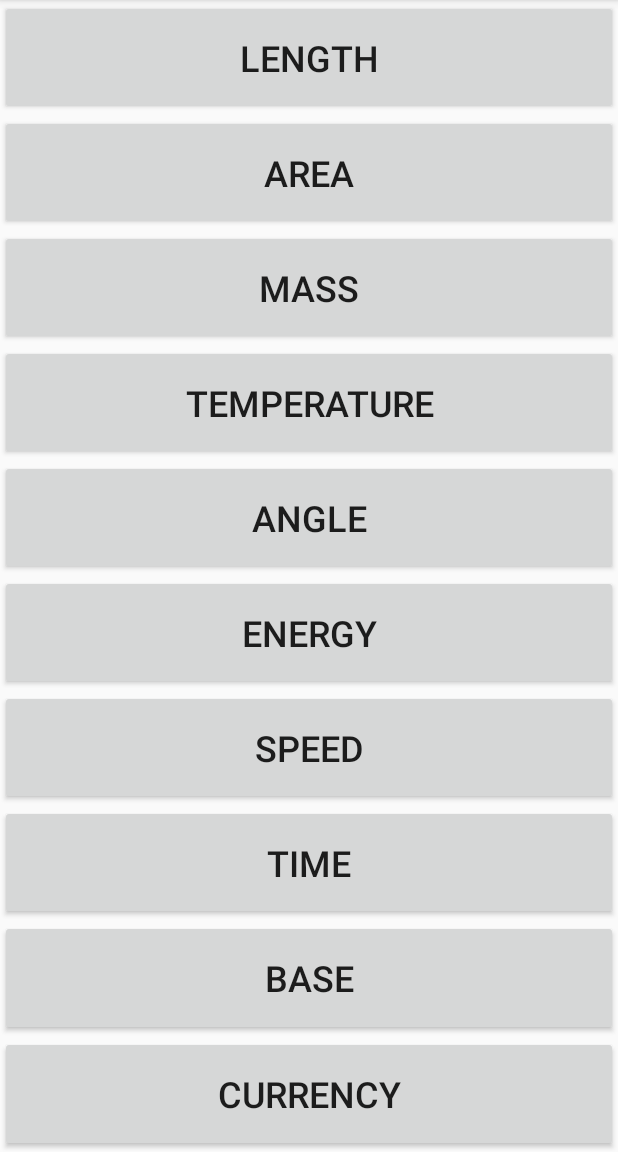
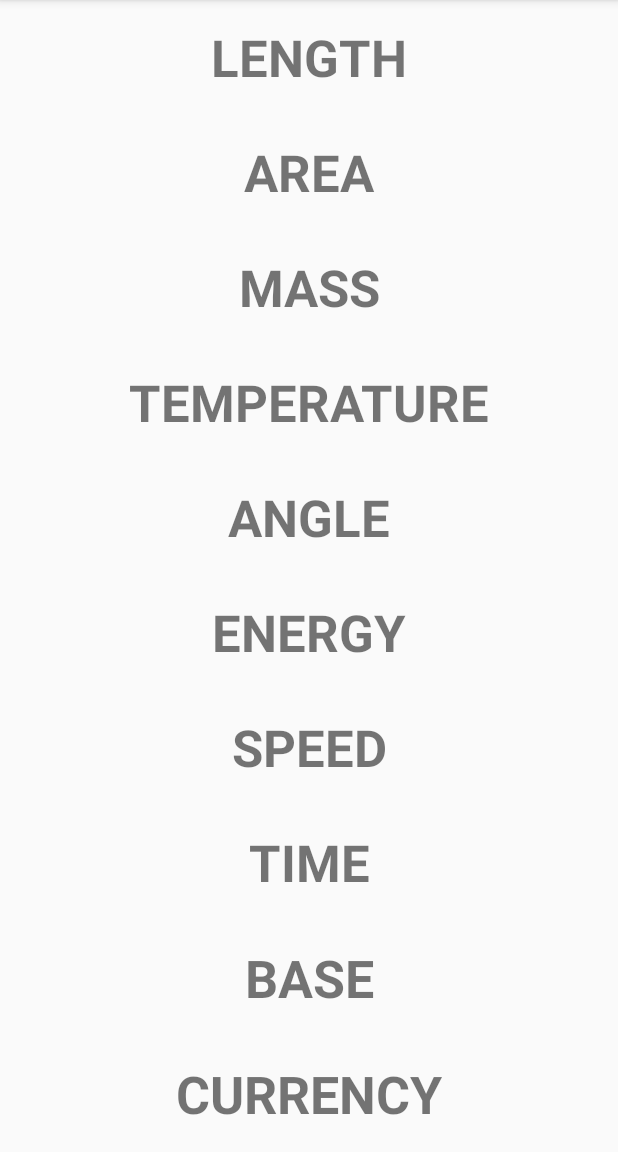
Before and after one commit to gigajet/WorldMapExchange, an Android app: the screen it shows after launch (ModeChooseActivity), on a phone screen of 412 x 824 dp, the part 84-1236 px from its top. Run offline under Robolectric (Android 15) with nearby library versions, the light colour scheme and no system bars.

Commit message:
redo layout

```diff
--- a/app/src/main/java/com/example/worldmapexchange/thanhActivity.java
+++ b/app/src/main/java/com/example/worldmapexchange/thanhActivity.java
@@ -30,7 +30,6 @@
 
 public class thanhActivity extends AppCompatActivity {
     private thanhCurrencyAdapter thanhCurrencyAdapter = null;
-    private AllObjectAdapter allObjectAdapter = null;
     private Resources resources = Resources.getInstance();
 
     @Override
@@ -60,8 +59,8 @@
     private void UpdateListView()
     {
         ListView listView = findViewById(R.id.thanhListView);
-        allObjectAdapter = new AllObjectAdapter(this,resources.allBase);
-        listView.setAdapter(allObjectAdapter);
+        thanhCurrencyAdapter = new thanhCurrencyAdapter(this,0,resources.allBase);
+        listView.setAdapter(thanhCurrencyAdapter);
         listView.setOnItemClickListener(new AdapterView.OnItemClickListener() {
             @Override
             public void onItemClick(AdapterView<?> parent, View view, int position, long id) {
@@ -91,7 +90,7 @@
             String src = "";
             while(keys.hasNext()) {
                 key = keys.next();
-                src = "image/USD.svg";
+                src = "image/blank.svg";
                 name = jsonObject.getString(key);
                 res.add(new AllObject(name, key, src, 0.0));
             }
@@ -135,18 +134,6 @@
     @Override
     public void finish() {
         super.finish();
-    }
-
-    private void updateCurrency() {
-        ListView listView = findViewById(R.id.thanhListView);
-        thanhCurrencyAdapter = new thanhCurrencyAdapter(this,0,resources.allBase);
-        listView.setAdapter(thanhCurrencyAdapter);
-        listView.setOnItemClickListener(new AdapterView.OnItemClickListener() {
-            @Override
-            public void onItemClick(AdapterView<?> parent, View view, int position, long id) {
-                finishWork(position);
-            }
-        });
     }
 
     @Override
@@ -226,7 +213,7 @@
             resources.allBase = new ArrayList<>(res);
             if (dialog.isShowing())
                 dialog.dismiss();
-            updateCurrency();
+            UpdateListView();
         }
     }
 }
--- a/app/src/main/res/layout/activity_mode_choose.xml
+++ b/app/src/main/res/layout/activity_mode_choose.xml
@@ -6,95 +6,130 @@
     android:layout_height="match_parent"
     android:orientation="vertical"
     tools:context=".ModeChooseActivity">
+    <LinearLayout
+        android:layout_width="match_parent"
+        android:layout_height="match_parent"
+        android:orientation="vertical">
 
-    <Button
+        <TextView
             android:id="@+id/btnModeLength"
             android:layout_width="match_parent"
             android:layout_height="0dp"
             android:layout_weight="1"
             android:onClick="onClickModeChooseButtons"
             android:text="LENGTH"
-        android:textSize="24sp" />
+            android:gravity="center"
+            android:layout_margin="15dp"
+            android:textStyle="bold"
+            android:autoSizeTextType="uniform" />
 
-    <Button
+        <TextView
             android:id="@+id/btnModeArea"
             android:layout_width="match_parent"
             android:layout_height="0dp"
             android:layout_weight="1"
             android:onClick="onClickModeChooseButtons"
             android:text="AREA"
-        android:textSize="24sp" />
+            android:gravity="center"
+            android:layout_margin="15dp"
+            android:textStyle="bold"
+            android:autoSizeTextType="uniform" />
 
-    <Button
+        <TextView
             android:id="@+id/btnModeMass"
             android:layout_width="match_parent"
             android:layout_height="0dp"
             android:layout_weight="1"
             android:onClick="onClickModeChooseButtons"
             android:text="MASS"
-        android:textSize="24sp" />
+            android:gravity="center"
+            android:layout_margin="15dp"
+            android:textStyle="bold"
+            android:autoSizeTextType="uniform" />
 
-    <Button
+        <TextView
             android:id="@+id/btnModeTemperature"
             android:layout_width="match_parent"
             android:layout_height="0dp"
             android:layout_weight="1"
             android:onClick="onClickModeChooseButtons"
             android:text="TEMPERATURE"
-        android:textSize="24sp" />
+            android:gravity="center"
+            android:layout_margin="15dp"
+            android:textStyle="bold"
+            android:autoSizeTextType="uniform" />
 
-    <Button
+        <TextView
             android:id="@+id/btnModeAngle"
             android:layout_width="match_parent"
             android:layout_height="0dp"
             android:layout_weight="1"
             android:onClick="onClickModeChooseButtons"
             android:text="ANGLE"
-        android:textSize="24sp" />
+            android:gravity="center"
+            android:layout_margin="15dp"
+            android:textStyle="bold"
+            android:autoSizeTextType="uniform" />
 
-    <Button
+        <TextView
             android:id="@+id/btnModeEnergy"
             android:layout_width="match_parent"
             android:layout_height="0dp"
             android:layout_weight="1"
             android:onClick="onClickModeChooseButtons"
             android:text="ENERGY"
-        android:textSize="24sp" />
+            android:gravity="center"
+            android:layout_margin="15dp"
+            android:textStyle="bold"
+            android:autoSizeTextType="uniform" />
 
-    <Button
+        <TextView
             android:id="@+id/btnModeSpeed"
             android:layout_width="match_parent"
             android:layout_height="0dp"
             android:layout_weight="1"
             android:onClick="onClickModeChooseButtons"
             android:text="SPEED"
-        android:textSize="24sp" />
+            android:gravity="center"
+            android:layout_margin="15dp"
+            android:textStyle="bold"
+            android:autoSizeTextType="uniform" />
 
-    <Button
+        <TextView
             android:id="@+id/btnModeTime"
             android:layout_width="match_parent"
             android:layout_height="0dp"
             android:layout_weight="1"
             android:onClick="onClickModeChooseButtons"
             android:text="TIME"
-        android:textSize="24sp" />
+            android:gravity="center"
+            android:layout_margin="15dp"
+            android:textStyle="bold"
+            android:autoSizeTextType="uniform" />
 
-    <Button
+        <TextView
             android:id="@+id/btnModeBase"
             android:layout_width="match_parent"
             android:layout_height="0dp"
             android:layout_weight="1"
             android:onClick="onClickModeChooseButtons"
             android:text="BASE"
-        android:textSize="24sp" />
+            android:gravity="center"
+            android:layout_margin="15dp"
+            android:textStyle="bold"
+            android:autoSizeTextType="uniform" />
 
-    <Button
+        <TextView
             android:id="@+id/btnModeCurrency"
             android:layout_width="match_parent"
             android:layout_height="0dp"
             android:layout_weight="1"
             android:onClick="onClickModeChooseButtons"
             android:text="CURRENCY"
-        android:textSize="24sp" />
+            android:gravity="center"
+            android:layout_margin="15dp"
+            android:textStyle="bold"
+            android:autoSizeTextType="uniform" />
+    </LinearLayout>
 
 </LinearLayout>
--- a/app/src/main/res/layout/target_item_list_view.xml
+++ b/app/src/main/res/layout/target_item_list_view.xml
@@ -8,8 +8,9 @@
         android:id="@+id/codenameitem"
         android:layout_width="0dp"
         android:layout_height="match_parent"
-        android:layout_weight="2.5"
+        android:layout_weight="4"
         android:gravity="center"
+        android:layout_margin="15dp"
         android:textAlignment="center"
         android:textSize="20sp" />
 
@@ -17,8 +18,9 @@
         android:id="@+id/nameitem"
         android:layout_width="0dp"
         android:layout_height="match_parent"
-        android:layout_weight="7.5"
+        android:layout_weight="7"
         android:gravity="center"
+        android:layout_margin="15dp"
         android:textAlignment="center"
         android:textSize="20sp" />
 </LinearLayout>
--- a/app/src/main/res/values/colors.xml
+++ b/app/src/main/res/values/colors.xml
@@ -4,4 +4,5 @@
     <color name="colorPrimaryDark">#3700B3</color>
     <color name="colorAccent">#03DAC5</color>
     <color name="black">#000000</color>
+    <color name="gray">#808080</color>
 </resources>
```
Lines whose indentation alone changed are shown as unchanged.
